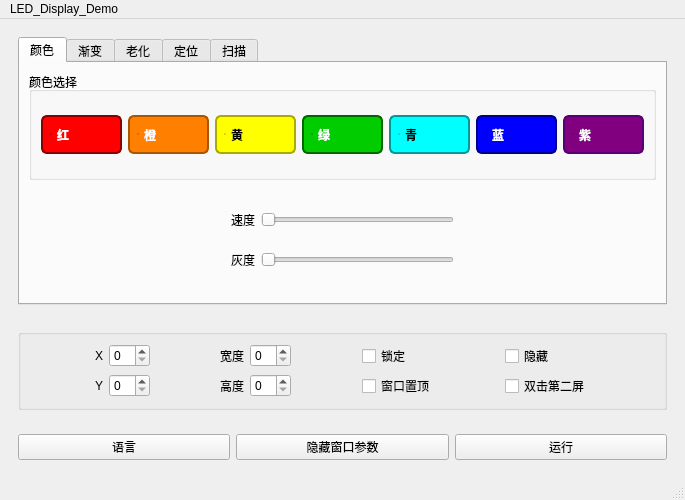
Before: the Qt Designer form LED_Display_Demo/LED_Display_Demo/mainwindow.ui in Limitlloss/QT_Study, drawn with Qt 5.
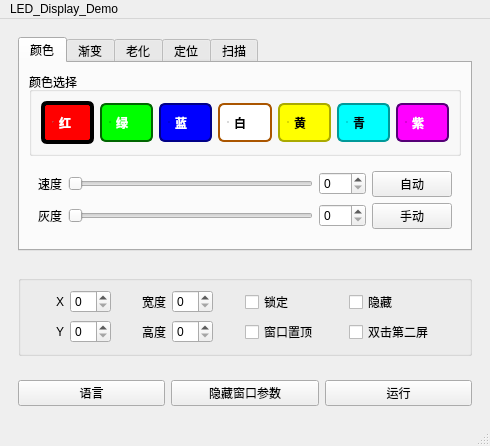
After: the same form once the commit is applied.

Commit message: 灰度slider、灰度spinbox联动DisplayWindow

```diff
--- a/LED_Display_Demo/LED_Display_Demo/mainwindow.ui
+++ b/LED_Display_Demo/LED_Display_Demo/mainwindow.ui
@@ -6,8 +6,8 @@
    <rect>
     <x>0</x>
     <y>0</y>
-    <width>685</width>
-    <height>500</height>
+    <width>490</width>
+    <height>442</height>
    </rect>
   </property>
   <property name="windowTitle">
@@ -34,13 +34,13 @@
               <string>颜色选择</string>
              </property>
              <layout class="QGridLayout" name="gridLayout">
-              <item row="0" column="6">
-               <widget class="QRadioButton" name="radioButton_blue">
+              <item row="0" column="0">
+               <widget class="QRadioButton" name="radioButton_red">
                 <property name="styleSheet">
                  <string notr="true">QRadioButton {
-    background-color: #0000ff;
+    background-color: #ff0000;
     color: white;
-    border: 2px solid #000088;
+    border: 2px solid #880000;
     border-radius: 6px;
     padding: 8px;
     font-weight: bold;
@@ -55,65 +55,18 @@
 </string>
                 </property>
                 <property name="text">
-                 <string>蓝</string>
+                 <string>红</string>
                 </property>
-               </widget>
-              </item>
-              <item row="0" column="4">
-               <widget class="QRadioButton" name="radioButton_green">
-                <property name="styleSheet">
-                 <string notr="true">QRadioButton {
-    background-color: #00cc00;
-    color: white;
-    border: 2px solid #006600;
-    border-radius: 6px;
-    padding: 8px;
-    font-weight: bold;
-}
-QRadioButton:checked {
-    border: 4px solid black;
-}
-QRadioButton::indicator {
-    width: 0;
-    height: 0;
-}
-</string>
+                <property name="checked">
+                 <bool>true</bool>
                 </property>
-                <property name="text">
-                 <string>绿</string>
-                </property>
                </widget>
               </item>
-              <item row="0" column="5">
-               <widget class="QRadioButton" name="radioButton_light_blue">
-                <property name="styleSheet">
-                 <string notr="true">QRadioButton {
-    background-color: #00ffff;
-    color: black;
-    border: 2px solid #009999;
-    border-radius: 6px;
-    padding: 8px;
-    font-weight: bold;
-}
-QRadioButton:checked {
-    border: 4px solid black;
-}
-QRadioButton::indicator {
-    width: 0;
-    height: 0;
-}
-</string>
-                </property>
-                <property name="text">
-                 <string>青</string>
-                </property>
-               </widget>
-              </item>
-              <item row="0" column="7">
+              <item row="0" column="9">
                <widget class="QRadioButton" name="radioButton_purple">
                 <property name="styleSheet">
                  <string notr="true">QRadioButton {
-    background-color: #800080;
+    background-color: #ff00ff;
     color: white;
     border: 2px solid #550077;
     border-radius: 6px;
@@ -134,32 +87,7 @@
                 </property>
                </widget>
               </item>
-              <item row="0" column="1">
-               <widget class="QRadioButton" name="radioButton_orange">
-                <property name="styleSheet">
-                 <string notr="true">QRadioButton {
-    background-color: #ff7f00;
-    color: white;
-    border: 2px solid #aa5500;
-    border-radius: 6px;
-    padding: 8px;
-    font-weight: bold;
-}
-QRadioButton:checked {
-    border: 4px solid black;
-}
-QRadioButton::indicator {
-    width: 0;
-    height: 0;
-}
-</string>
-                </property>
-                <property name="text">
-                 <string>橙</string>
-                </property>
-               </widget>
-              </item>
-              <item row="0" column="3">
+              <item row="0" column="5">
                <widget class="QRadioButton" name="radioButton_yellow">
                 <property name="styleSheet">
                  <string notr="true">QRadioButton {
@@ -184,13 +112,38 @@
                 </property>
                </widget>
               </item>
-              <item row="0" column="0">
-               <widget class="QRadioButton" name="radioButton_red">
+              <item row="0" column="3">
+               <widget class="QRadioButton" name="radioButton_white">
                 <property name="styleSheet">
                  <string notr="true">QRadioButton {
-    background-color: #ff0000;
+    background-color: #ffffff;
+    color: black;
+    border: 2px solid #aa5500;
+    border-radius: 6px;
+    padding: 8px;
+    font-weight: bold;
+}
+QRadioButton:checked {
+    border: 4px solid black;
+}
+QRadioButton::indicator {
+    width: 0;
+    height: 0;
+}
+</string>
+                </property>
+                <property name="text">
+                 <string>白</string>
+                </property>
+               </widget>
+              </item>
+              <item row="0" column="1">
+               <widget class="QRadioButton" name="radioButton_green">
+                <property name="styleSheet">
+                 <string notr="true">QRadioButton {
+    background-color: #00ff00;
     color: white;
-    border: 2px solid #880000;
+    border: 2px solid #006600;
     border-radius: 6px;
     padding: 8px;
     font-weight: bold;
@@ -205,7 +158,57 @@
 </string>
                 </property>
                 <property name="text">
-                 <string>红</string>
+                 <string>绿</string>
+                </property>
+               </widget>
+              </item>
+              <item row="0" column="7">
+               <widget class="QRadioButton" name="radioButton_cyan">
+                <property name="styleSheet">
+                 <string notr="true">QRadioButton {
+    background-color: #00ffff;
+    color: black;
+    border: 2px solid #009999;
+    border-radius: 6px;
+    padding: 8px;
+    font-weight: bold;
+}
+QRadioButton:checked {
+    border: 4px solid black;
+}
+QRadioButton::indicator {
+    width: 0;
+    height: 0;
+}
+</string>
+                </property>
+                <property name="text">
+                 <string>青</string>
+                </property>
+               </widget>
+              </item>
+              <item row="0" column="2">
+               <widget class="QRadioButton" name="radioButton_blue">
+                <property name="styleSheet">
+                 <string notr="true">QRadioButton {
+    background-color: #0000ff;
+    color: white;
+    border: 2px solid #000088;
+    border-radius: 6px;
+    padding: 8px;
+    font-weight: bold;
+}
+QRadioButton:checked {
+    border: 4px solid black;
+}
+QRadioButton::indicator {
+    width: 0;
+    height: 0;
+}
+</string>
+                </property>
+                <property name="text">
+                 <string>蓝</string>
                 </property>
                </widget>
               </item>
@@ -215,60 +218,67 @@
            <item>
             <widget class="QWidget" name="widget_4" native="true">
              <layout class="QGridLayout" name="gridLayout_4">
-              <item row="3" column="1">
-               <widget class="QLabel" name="label_6">
+              <item row="3" column="3">
+               <widget class="QPushButton" name="pushButton_color_change_fix">
                 <property name="text">
-                 <string>灰度</string>
+                 <string>手动</string>
                 </property>
                </widget>
               </item>
               <item row="1" column="3">
-               <spacer name="horizontalSpacer_7">
-                <property name="orientation">
-                 <enum>Qt::Orientation::Horizontal</enum>
+               <widget class="QPushButton" name="pushButton_color_change_auto">
+                <property name="text">
+                 <string>自动</string>
                 </property>
-                <property name="sizeHint" stdset="0">
-                 <size>
-                  <width>40</width>
-                  <height>20</height>
-                 </size>
-                </property>
-               </spacer>
+               </widget>
               </item>
               <item row="1" column="0">
-               <spacer name="horizontalSpacer_6">
-                <property name="orientation">
-                 <enum>Qt::Orientation::Horizontal</enum>
-                </property>
-                <property name="sizeHint" stdset="0">
-                 <size>
-                  <width>40</width>
-                  <height>20</height>
-                 </size>
-                </property>
-               </spacer>
-              </item>
-              <item row="1" column="1">
                <widget class="QLabel" name="label_5">
                 <property name="text">
                  <string>速度</string>
                 </property>
                </widget>
               </item>
-              <item row="1" column="2">
-               <widget class="QSlider" name="horizontalSlider_brightness_2">
+              <item row="1" column="1">
+               <widget class="QSlider" name="horizontalSlider_speed">
                 <property name="orientation">
                  <enum>Qt::Orientation::Horizontal</enum>
                 </property>
                </widget>
               </item>
-              <item row="3" column="2">
+              <item row="3" column="0">
+               <widget class="QLabel" name="label_6">
+                <property name="text">
+                 <string>灰度</string>
+                </property>
+               </widget>
+              </item>
+              <item row="3" column="1">
                <widget class="QSlider" name="horizontalSlider_brightness">
+                <property name="maximum">
+                 <number>255</number>
+                </property>
+                <property name="value">
+                 <number>0</number>
+                </property>
                 <property name="orientation">
                  <enum>Qt::Orientation::Horizontal</enum>
                 </property>
                </widget>
               </item>
+              <item row="3" column="2">
+               <widget class="QSpinBox" name="spinBox_brightness">
+                <property name="maximum">
+                 <number>255</number>
+                </property>
+                <property name="value">
+                 <number>0</number>
+                </property>
+               </widget>
+              </item>
+              <item row="1" column="2">
+               <widget class="QSpinBox" name="spinBox_speed"/>
+              </item>
              </layout>
             </widget>
            </item>
@@ -481,7 +491,7 @@
     <rect>
      <x>0</x>
      <y>0</y>
-     <width>685</width>
+     <width>490</width>
      <height>21</height>
     </rect>
    </property>
```
Left out of the diff: 30 changed lines with no effect on the pictures. The commit also changes 10 other files.
